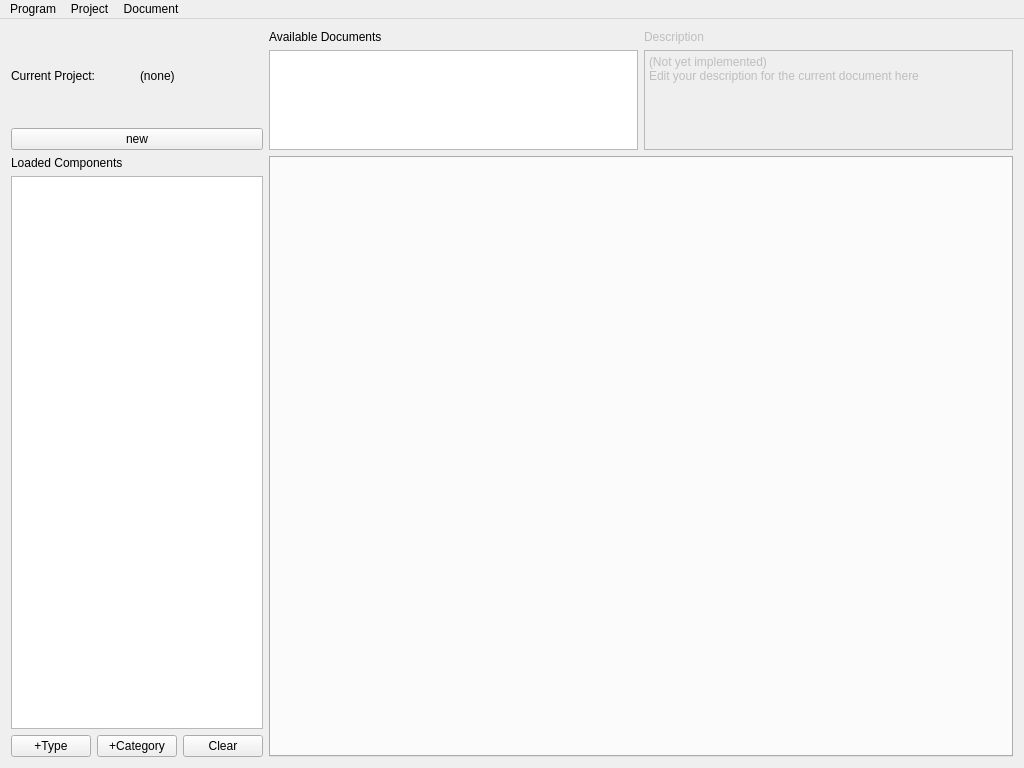
fer-rum/q2d, file gui/MainWindow.ui: the form before one commit.
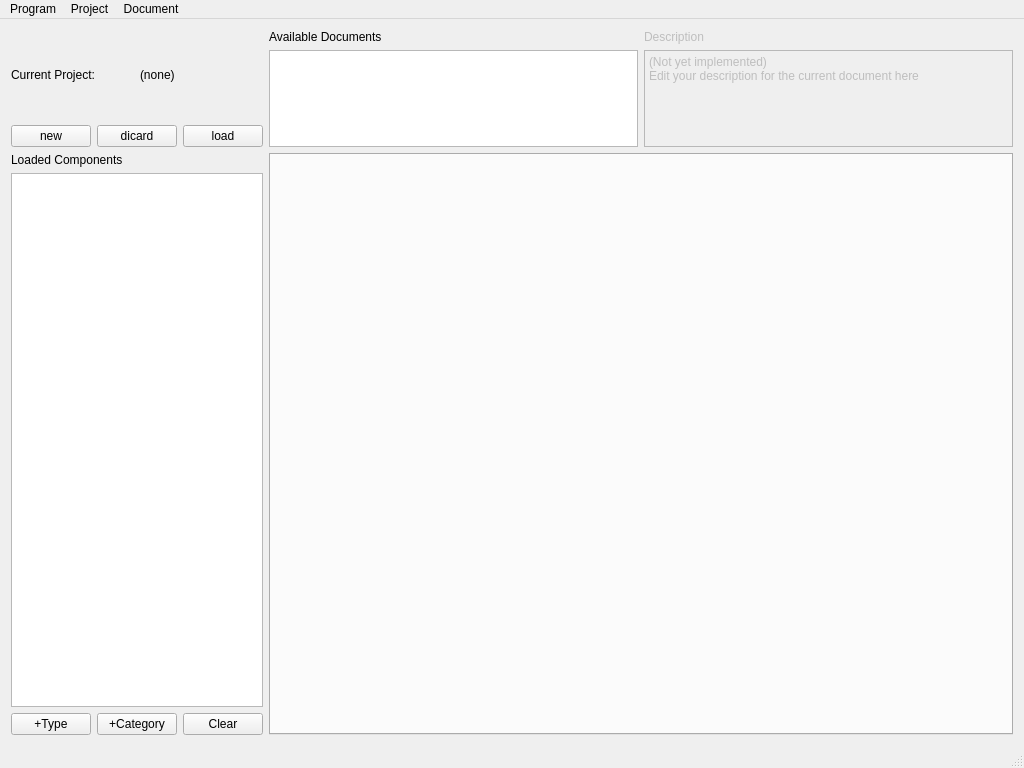
The form after the commit. Custom widgets are drawn as their Qt base class.

Commit message:
Unloading Projects works now. Also, there is a "discard" button.
This button throws away the current project. It is only for testing the
unloading functionalitiews and may disappear in the future.

```diff
--- a/gui/MainWindow.ui
+++ b/gui/MainWindow.ui
@@ -47,6 +47,20 @@
           </property>
          </widget>
         </item>
+        <item>
+         <widget class="QPushButton" name="btn_unloadProject">
+          <property name="text">
+           <string>dicard</string>
+          </property>
+         </widget>
+        </item>
+        <item>
+         <widget class="QPushButton" name="btn_loadProject">
+          <property name="text">
+           <string>load</string>
+          </property>
+         </widget>
+        </item>
        </layout>
       </item>
      </layout>
@@ -197,6 +211,7 @@
    <addaction name="menuProject"/>
    <addaction name="menuDocument"/>
   </widget>
+  <widget class="QStatusBar" name="statusBar"/>
   <action name="action_Exit">
    <property name="text">
     <string>Exit</string>
```
Left out of the diff: 20 changed lines with no effect on the pictures. The commit also changes 7 other files.
